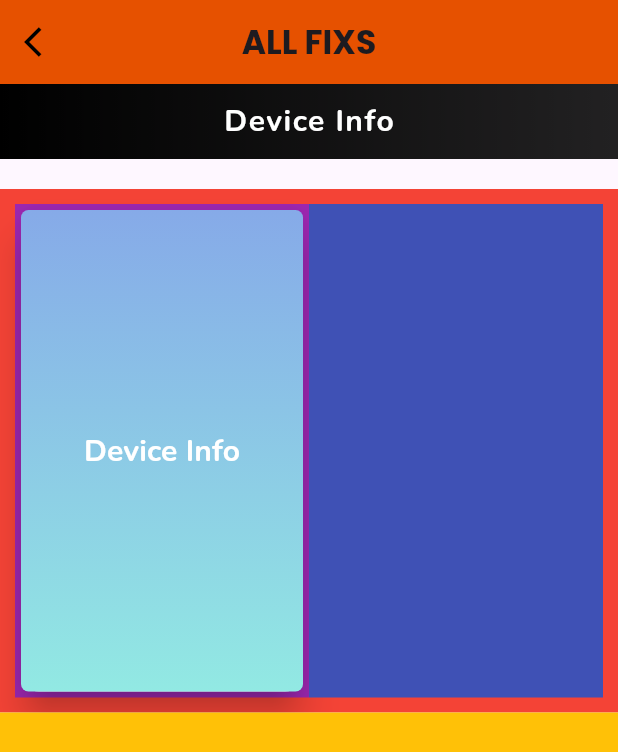
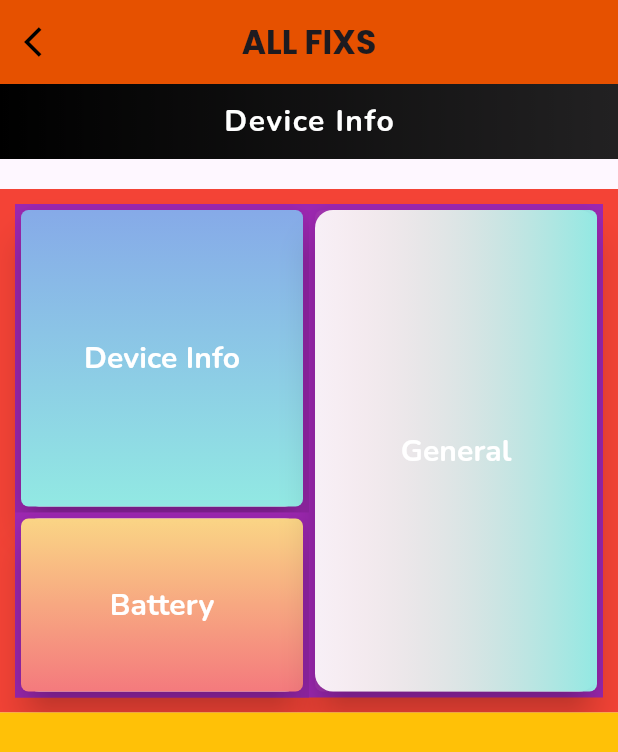
Before and after one commit to kashaf-ud-duja/All_fixs_flutter-projects, a Flutter app: the screen it shows after launch, on a phone screen of 412 x 824 dp. Shown: the top 752 px of the screen. Run offline on Flutter 3.47's test engine with Material 3 defaults, Android fonts, the phone set to English and light mode, and no system bars; our stand-ins replace animated_bottom_navigation_bar, circular_profile_avatar, flutter_sizer, font_awesome_flutter, getwidget, google_fonts and 3 more; missing offline and left inert: dart:html.

Commit message:
device info screen UI Changes

```diff
--- a/all_fixs/lib/Views/Auth/Features/DeviceInfo/device_info.dart
+++ b/all_fixs/lib/Views/Auth/Features/DeviceInfo/device_info.dart
@@ -44,17 +44,40 @@ class DeviceInfo extends StatelessWidget {
               child: Row(
                 children: [
                   Expanded(
-                    child: GradientButtonContainer(
-                      Title: "Device Info",
-                      Overlayclr: const Color.fromRGBO(230, 81, 0, 1),
-                      clr: [Color(0xFF86AAE8), Color(0xFF92E9E3)],
-                      isgradientvertical: true,
+                    child: Container(
+                      color: Colors.purple,
+                      child: Column(
+                        children: [
+                          Expanded(
+                            flex: 10,
+                            child: GradientButtonContainer(
+                              Title: "Device Info",
+                              Overlayclr: Colors.cyan,
+                              clr: [Color(0xFF86AAE8), Color(0xFF92E9E3)],
+                              isgradientvertical: true,
+                            ),
+                          ),
+                          Expanded(
+                            flex: 6,
+                            child: GradientButtonContainer(
+                              Title: "Battery",
+                              Overlayclr: Colors.orangeAccent,
+                              clr: [Color(0xFFFAD585), Color(0xFFF47A7D)],
+                              isgradientvertical: true,
+                            ),
+                          ),
+                        ],
+                      ),
                     ),
                   ),
                   Expanded(
-                      child: Container(
-                    color: Colors.indigo,
-                  )),
+                    child: GradientButtonContainer(
+                      Title: "General",
+                      Overlayclr: Colors.teal.shade300,
+                      clr: [Color(0xFF8C9C2), Color(0xFF92E9E3)],
+                      isgradientvertical: false,
+                    ),
+                  ),
                 ],
               ),
             ),
```
